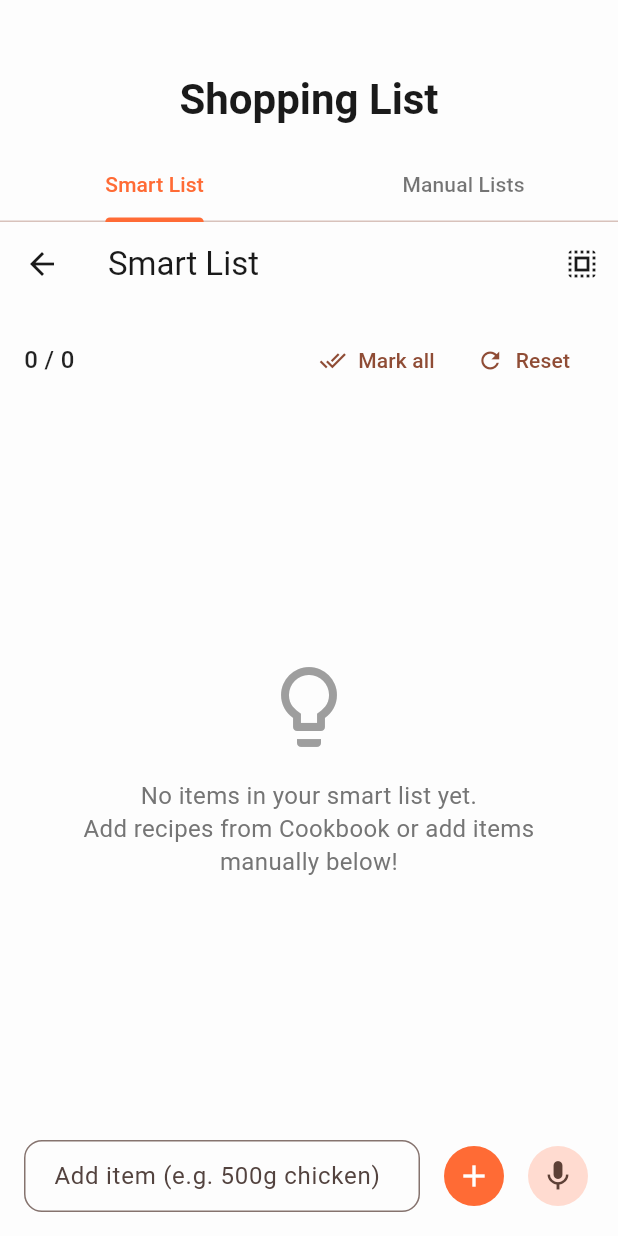
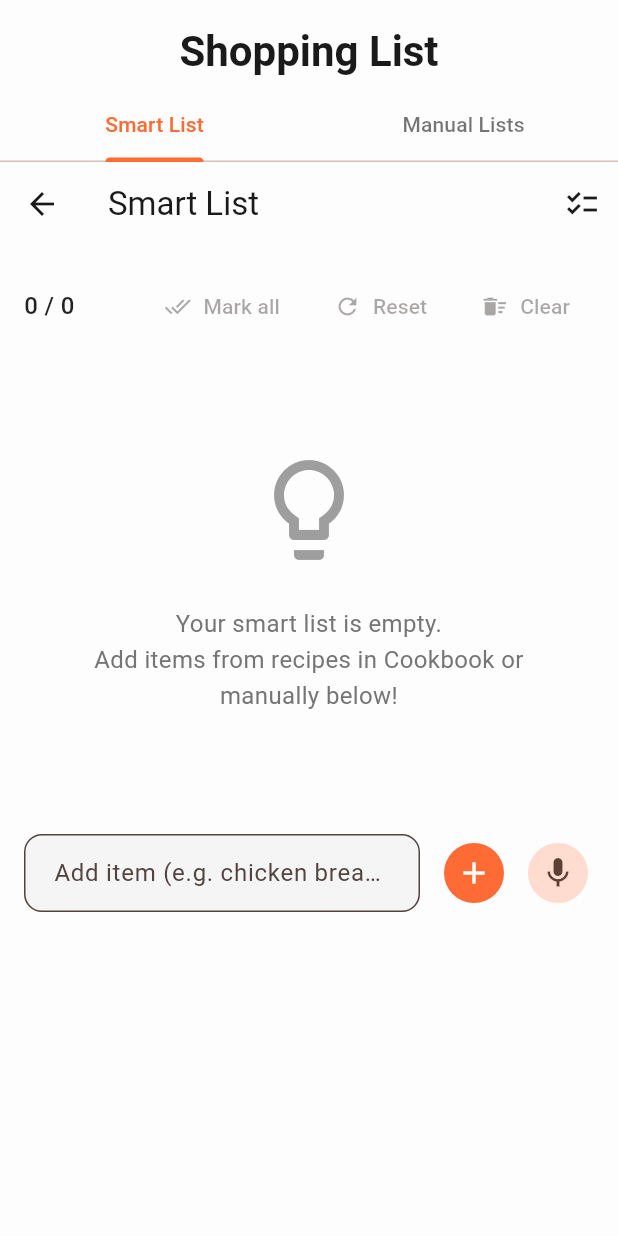
Before and after one commit to kmushapho/shipyard-creator-contest, a Flutter app: the ShopScreen screen opened directly, on a phone screen of 412 x 824 dp. Run offline on Flutter 3.47's test engine with Material 3 defaults, Android fonts, the phone set to English and light mode, and no system bars; our stand-ins replace flutter_animate, shared_preferences; accounts and stored records are empty.

Commit message:
fixed shop screen overflow

```diff
--- a/euphoric_cook/lib/screens/shop_screen.dart
+++ b/euphoric_cook/lib/screens/shop_screen.dart
@@ -27,7 +27,7 @@ class ManualList {
 }
 
 // ────────────────────────────────────────────────
-// Detail Screen (used by both Smart & Manual)
+// Shared Detail Screen (Smart List & Manual List)
 // ────────────────────────────────────────────────
 
 class ListDetailScreen extends StatefulWidget {
@@ -50,8 +50,16 @@ class ListDetailScreen extends StatefulWidget {
 
 class _ListDetailScreenState extends State<ListDetailScreen> {
   final TextEditingController _addController = TextEditingController();
+  final FocusNode _focusNode = FocusNode();
   bool _multiSelectMode = false;
   final Set<int> _selectedIndices = {};
+
+  @override
+  void dispose() {
+    _addController.dispose();
+    _focusNode.dispose();
+    super.dispose();
+  }
 
   int get _checkedCount => widget.items.where((i) => i.checked).length;
   int get _totalCount => widget.items.length;
@@ -72,6 +80,10 @@ class _ListDetailScreenState extends State<ListDetailScreen> {
       _addController.clear();
     });
     widget.onItemsChanged?.call();
+    // Keep keyboard open after adding
+    Future.delayed(const Duration(milliseconds: 50), () {
+      _focusNode.requestFocus();
+    });
   }
 
   void _markAllDone() {
@@ -95,14 +107,16 @@ class _ListDetailScreenState extends State<ListDetailScreen> {
   void _clearAll() {
     setState(() {
       widget.items.clear();
+      _selectedIndices.clear();
+      _multiSelectMode = false;
     });
     widget.onItemsChanged?.call();
   }
 
   void _deleteSelected() {
     setState(() {
-      final indices = _selectedIndices.toList()..sort((a, b) => b.compareTo(a));
-      for (var idx in indices) {
+      final sortedIndices = _selectedIndices.toList()..sort((a, b) => b.compareTo(a));
+      for (var idx in sortedIndices) {
         widget.items.removeAt(idx);
       }
       _selectedIndices.clear();
@@ -114,33 +128,41 @@ class _ListDetailScreenState extends State<ListDetailScreen> {
   @override
   Widget build(BuildContext context) {
     final isDark = Theme.of(context).brightness == Brightness.dark;
+    final bottomInset = MediaQuery.of(context).viewInsets.bottom;
 
     return Scaffold(
+      resizeToAvoidBottomInset: false,
       appBar: AppBar(
         title: Text(widget.title),
         backgroundColor: isDark ? AppColors.darkBg : AppColors.lightBg,
         foregroundColor: isDark ? AppColors.lightText : AppColors.darkText,
         actions: [
-          if (_multiSelectMode)
+          if (_multiSelectMode && _selectedIndices.isNotEmpty)
             IconButton(
-              icon: const Icon(Icons.delete),
-              tooltip: 'Delete selected',
-              onPressed: _selectedIndices.isNotEmpty ? _deleteSelected : null,
+              icon: const Icon(Icons.delete_forever),
+              tooltip: 'Delete selected items',
+              onPressed: _deleteSelected,
             ),
           IconButton(
-            icon: Icon(_multiSelectMode ? Icons.close : Icons.select_all),
+            icon: Icon(_multiSelectMode ? Icons.close : Icons.checklist),
             tooltip: _multiSelectMode ? 'Cancel selection' : 'Select items',
             onPressed: _toggleMultiSelect,
           ),
         ],
       ),
-      body: Column(
+      body: GestureDetector(
+        onTap: () => FocusScope.of(context).unfocus(),
+        child: SingleChildScrollView(
+          reverse: true,
+          padding: EdgeInsets.only(bottom: bottomInset + 16),
+          child: Column(
             children: [
               // Progress & quick actions
               Padding(
-            padding: const EdgeInsets.fromLTRB(16, 12, 16, 8),
+                padding: const EdgeInsets.fromLTRB(16, 16, 16, 8),
                 child: Row(
                   mainAxisAlignment: MainAxisAlignment.spaceBetween,
+                  crossAxisAlignment: CrossAxisAlignment.center,
                   children: [
                     Text(
                       '$_checkedCount / $_totalCount',
@@ -150,17 +172,23 @@ class _ListDetailScreenState extends State<ListDetailScreen> {
                         color: isDark ? Colors.white70 : Colors.black87,
                       ),
                     ),
-                Row(
+                    Wrap(
+                      spacing: 8,
                       children: [
                         TextButton.icon(
-                      onPressed: _markAllDone,
+                          onPressed: widget.items.isNotEmpty ? _markAllDone : null,
                           icon: const Icon(Icons.done_all, size: 18),
                           label: const Text('Mark all'),
                         ),
                         TextButton.icon(
-                      onPressed: _resetAll,
+                          onPressed: widget.items.isNotEmpty ? _resetAll : null,
                           icon: const Icon(Icons.refresh, size: 18),
                           label: const Text('Reset'),
+                        ),
+                        TextButton.icon(
+                          onPressed: widget.items.isNotEmpty ? _clearAll : null,
+                          icon: const Icon(Icons.delete_sweep, size: 18),
+                          label: const Text('Clear'),
                         ),
                       ],
                     ),
@@ -168,44 +196,44 @@ class _ListDetailScreenState extends State<ListDetailScreen> {
                 ),
               ),
 
-          // Items list
-          Expanded(
-            child: widget.items.isEmpty
-                ? Center(
-              child: Padding(
-                padding: const EdgeInsets.all(32),
+              // Items or empty state
+              widget.items.isEmpty
+                  ? Padding(
+                padding: const EdgeInsets.symmetric(horizontal: 32, vertical: 64),
                 child: Column(
                   mainAxisSize: MainAxisSize.min,
                   children: [
                     Icon(
-                      widget.isSmartList ? Icons.lightbulb_outline : Icons.list_alt,
-                      size: 64,
+                      widget.isSmartList ? Icons.lightbulb_outline : Icons.list_alt_rounded,
+                      size: 80,
                       color: Colors.grey[500],
                     ),
-                    const SizedBox(height: 16),
+                    const SizedBox(height: 24),
                     Text(
                       widget.isSmartList
-                          ? "No items in your smart list yet.\nAdd recipes from Cookbook or add items manually below!"
-                          : "This list is empty.\nAdd some items below!",
+                          ? "Your smart list is empty.\nAdd items from recipes in Cookbook or manually below!"
+                          : "This list has no items yet.\nUse the field below to add some.",
                       textAlign: TextAlign.center,
                       style: TextStyle(
                         fontSize: 16,
                         color: Colors.grey[600],
-                        height: 1.4,
+                        height: 1.5,
                       ),
                     ),
                   ],
                 ),
-              ),
               )
                   : ListView.builder(
-              padding: const EdgeInsets.symmetric(horizontal: 8),
+                shrinkWrap: true,
+                physics: const NeverScrollableScrollPhysics(),
+                padding: const EdgeInsets.symmetric(horizontal: 8, vertical: 8),
                 itemCount: widget.items.length,
                 itemBuilder: (context, index) {
                   final item = widget.items[index];
                   final isSelected = _selectedIndices.contains(index);
 
                   return ListTile(
+                    contentPadding: const EdgeInsets.symmetric(horizontal: 8, vertical: 4),
                     leading: _multiSelectMode
                         ? Checkbox(
                       value: isSelected,
@@ -225,7 +253,7 @@ class _ListDetailScreenState extends State<ListDetailScreen> {
                       item.name,
                       style: TextStyle(
                         decoration: item.checked ? TextDecoration.lineThrough : null,
-                      color: item.checked ? Colors.grey : null,
+                        color: item.checked ? Colors.grey[600] : null,
                       ),
                     ),
                     trailing: !_multiSelectMode
@@ -261,22 +289,27 @@ class _ListDetailScreenState extends State<ListDetailScreen> {
                   );
                 },
               ),
-          ),
 
-          // Add item row
+              // Add item input (always above keyboard)
               Padding(
-            padding: const EdgeInsets.fromLTRB(16, 8, 16, 16),
+                padding: const EdgeInsets.fromLTRB(16, 16, 16, 24),
                 child: Row(
+                  crossAxisAlignment: CrossAxisAlignment.center,
                   children: [
                     Expanded(
                       child: TextField(
                         controller: _addController,
+                        focusNode: _focusNode,
+                        textInputAction: TextInputAction.done,
                         decoration: InputDecoration(
-                      hintText: 'Add item (e.g. 500g chicken)',
+                          hintText: 'Add item (e.g. chicken breast)',
                           border: OutlineInputBorder(
                             borderRadius: BorderRadius.circular(12),
+                            borderSide: BorderSide(color: Colors.grey[400]!),
                           ),
-                      contentPadding: const EdgeInsets.symmetric(horizontal: 16, vertical: 12),
+                          filled: true,
+                          fillColor: isDark ? Colors.grey[900] : Colors.grey[100],
+                          contentPadding: const EdgeInsets.symmetric(horizontal: 16, vertical: 14),
                         ),
                         onSubmitted: (_) => _addItem(),
                       ),
@@ -287,13 +320,14 @@ class _ListDetailScreenState extends State<ListDetailScreen> {
                       icon: const Icon(Icons.add),
                       style: IconButton.styleFrom(
                         backgroundColor: AppColors.vibrantOrange,
+                        foregroundColor: Colors.white,
                       ),
                     ),
                     const SizedBox(width: 8),
                     IconButton.filledTonal(
                       onPressed: () {
                         ScaffoldMessenger.of(context).showSnackBar(
-                      const SnackBar(content: Text('Voice input coming soon')),
+                          const SnackBar(content: Text('Voice input – coming soon')),
                         );
                       },
                       icon: const Icon(Icons.mic),
@@ -302,6 +336,8 @@ class _ListDetailScreenState extends State<ListDetailScreen> {
                 ),
               ),
             ],
+          ),
+        ),
       ),
     );
   }
@@ -321,10 +357,10 @@ class ShopScreen extends StatefulWidget {
 class _ShopScreenState extends State<ShopScreen> with SingleTickerProviderStateMixin {
   late TabController _tabController;
 
-  // Smart list – starts empty
+  // Smart list starts empty
   List<ShoppingItem> _smartItems = [];
 
-  // Manual lists – one empty weekly example
+  // Manual lists – one default empty weekly list
   final List<ManualList> _manualLists = [
     ManualList(
       name: "Weekly Groceries",
@@ -351,9 +387,9 @@ class _ShopScreenState extends State<ShopScreen> with SingleTickerProviderStateM
     showDialog(
       context: context,
       builder: (context) {
-        final nameCtrl = TextEditingController(text: "New List");
+        final nameCtrl = TextEditingController(text: "New List ${DateTime.now().day}");
         return AlertDialog(
-          title: const Text("Create new list"),
+          title: const Text("New Manual List"),
           content: TextField(
             controller: nameCtrl,
             autofocus: true,
@@ -391,10 +427,11 @@ class _ShopScreenState extends State<ShopScreen> with SingleTickerProviderStateM
 
     return Scaffold(
       backgroundColor: isDark ? AppColors.darkBg : AppColors.lightBg,
-      body: Column(
+      body: SafeArea(
+        child: Column(
           children: [
             Padding(
-            padding: const EdgeInsets.fromLTRB(16, 48, 16, 16),
+              padding: const EdgeInsets.fromLTRB(16, 16, 16, 8),
               child: Text(
                 "Shopping List",
                 style: Theme.of(context).textTheme.headlineMedium?.copyWith(
@@ -419,7 +456,7 @@ class _ShopScreenState extends State<ShopScreen> with SingleTickerProviderStateM
               child: TabBarView(
                 controller: _tabController,
                 children: [
-                // ── Smart List ──
+                  // Smart List
                   ListDetailScreen(
                     title: "Smart List",
                     items: _smartItems,
@@ -427,7 +464,7 @@ class _ShopScreenState extends State<ShopScreen> with SingleTickerProviderStateM
                     onItemsChanged: _refresh,
                   ),
 
-                // ── Manual Lists ──
+                  // Manual Lists overview
                   _manualLists.isEmpty
                       ? const Center(child: Text("No manual lists yet"))
                       : ListView.builder(
@@ -437,22 +474,23 @@ class _ShopScreenState extends State<ShopScreen> with SingleTickerProviderStateM
                       final list = _manualLists[index];
                       final checked = list.items.where((i) => i.checked).length;
                       final total = list.items.length;
-                    final date = DateFormat('MMM d, yyyy').format(list.createdAt);
+                      final dateStr = DateFormat('MMM d, yyyy').format(list.createdAt);
 
                       return Card(
                         margin: const EdgeInsets.only(bottom: 12),
                         shape: RoundedRectangleBorder(borderRadius: BorderRadius.circular(16)),
+                        elevation: 1,
                         child: ListTile(
-                        contentPadding: const EdgeInsets.fromLTRB(16, 8, 12, 8),
+                          contentPadding: const EdgeInsets.fromLTRB(16, 12, 12, 12),
                           title: Text(
                             list.name,
                             style: const TextStyle(fontWeight: FontWeight.w600),
                           ),
                           subtitle: Text(
-                          "$date • $checked/$total items",
+                            "$dateStr • $checked/$total",
                             style: TextStyle(color: Colors.grey[600]),
                           ),
-                        trailing: const Icon(Icons.chevron_right),
+                          trailing: const Icon(Icons.chevron_right_rounded),
                           onTap: () {
                             Navigator.push(
                               context,
@@ -474,11 +512,13 @@ class _ShopScreenState extends State<ShopScreen> with SingleTickerProviderStateM
             ),
           ],
         ),
+      ),
 
       floatingActionButton: _tabController.index == 1
           ? FloatingActionButton(
         onPressed: _createNewManualList,
         backgroundColor: AppColors.vibrantOrange,
+        foregroundColor: Colors.white,
         child: const Icon(Icons.add),
       )
           : null,
```
Lines whose indentation alone changed are shown as unchanged.
